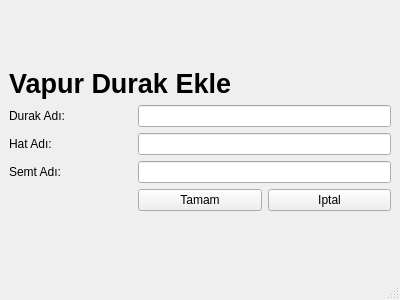
Before: the Qt Designer form Uygulama/durakeklevapur.ui in ergenekonyigit/heysem, drawn with Qt 5.
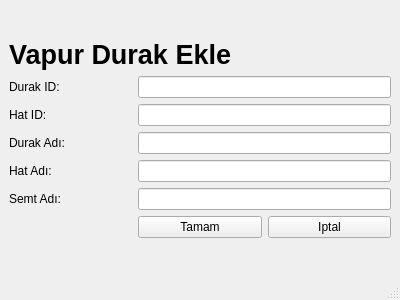
After: the same form once the commit is applied.

```diff
--- a/Uygulama/durakeklevapur.ui
+++ b/Uygulama/durakeklevapur.ui
@@ -30,6 +30,33 @@
     </item>
     <item row="1" column="0">
      <layout class="QGridLayout" name="gridLayout">
+      <item row="4" column="0">
+       <widget class="QLabel" name="lblHatAdi">
+        <property name="text">
+         <string>Hat Adı: </string>
+        </property>
+       </widget>
+      </item>
+      <item row="3" column="1" colspan="2">
+       <widget class="QLineEdit" name="edtDurakAdi"/>
+      </item>
+      <item row="2" column="0">
+       <widget class="QLabel" name="lblHatID">
+        <property name="text">
+         <string>Hat ID:</string>
+        </property>
+       </widget>
+      </item>
+      <item row="6" column="2">
+       <widget class="QPushButton" name="pshIpt">
+        <property name="text">
+         <string>Iptal</string>
+        </property>
+       </widget>
+      </item>
+      <item row="4" column="1" colspan="2">
+       <widget class="QLineEdit" name="edtHatAdi"/>
+      </item>
       <item row="0" column="0" colspan="3">
        <widget class="QLabel" name="label_4">
         <property name="font">
@@ -44,50 +71,43 @@
         </property>
        </widget>
       </item>
-      <item row="1" column="0">
+      <item row="3" column="0">
        <widget class="QLabel" name="lblDurakAdi">
         <property name="text">
          <string>Durak Adı: </string>
         </property>
        </widget>
       </item>
-      <item row="1" column="1" colspan="2">
-       <widget class="QLineEdit" name="edtDurakAdi"/>
+      <item row="5" column="1" colspan="2">
+       <widget class="QLineEdit" name="edtSemtAdi"/>
       </item>
-      <item row="2" column="0">
-       <widget class="QLabel" name="lblHatAdi">
-        <property name="text">
-         <string>Hat Adı: </string>
-        </property>
-       </widget>
-      </item>
-      <item row="2" column="1" colspan="2">
-       <widget class="QLineEdit" name="edtHatAdi"/>
-      </item>
-      <item row="3" column="0">
+      <item row="5" column="0">
        <widget class="QLabel" name="lblSemtAdi">
         <property name="text">
          <string>Semt Adı:</string>
         </property>
        </widget>
       </item>
-      <item row="3" column="1" colspan="2">
-       <widget class="QLineEdit" name="edtSemtAdi"/>
-      </item>
-      <item row="4" column="1">
+      <item row="6" column="1">
        <widget class="QPushButton" name="pshEkle">
         <property name="text">
          <string>Tamam</string>
         </property>
        </widget>
       </item>
-      <item row="4" column="2">
-       <widget class="QPushButton" name="pshIpt">
+      <item row="1" column="0">
+       <widget class="QLabel" name="lblDurakID">
         <property name="text">
-         <string>Iptal</string>
+         <string>Durak ID:</string>
         </property>
        </widget>
       </item>
+      <item row="1" column="1" colspan="2">
+       <widget class="QLineEdit" name="edtDurakID"/>
+      </item>
+      <item row="2" column="1" colspan="2">
+       <widget class="QLineEdit" name="edtHatID"/>
+      </item>
      </layout>
     </item>
     <item row="0" column="0">
```
